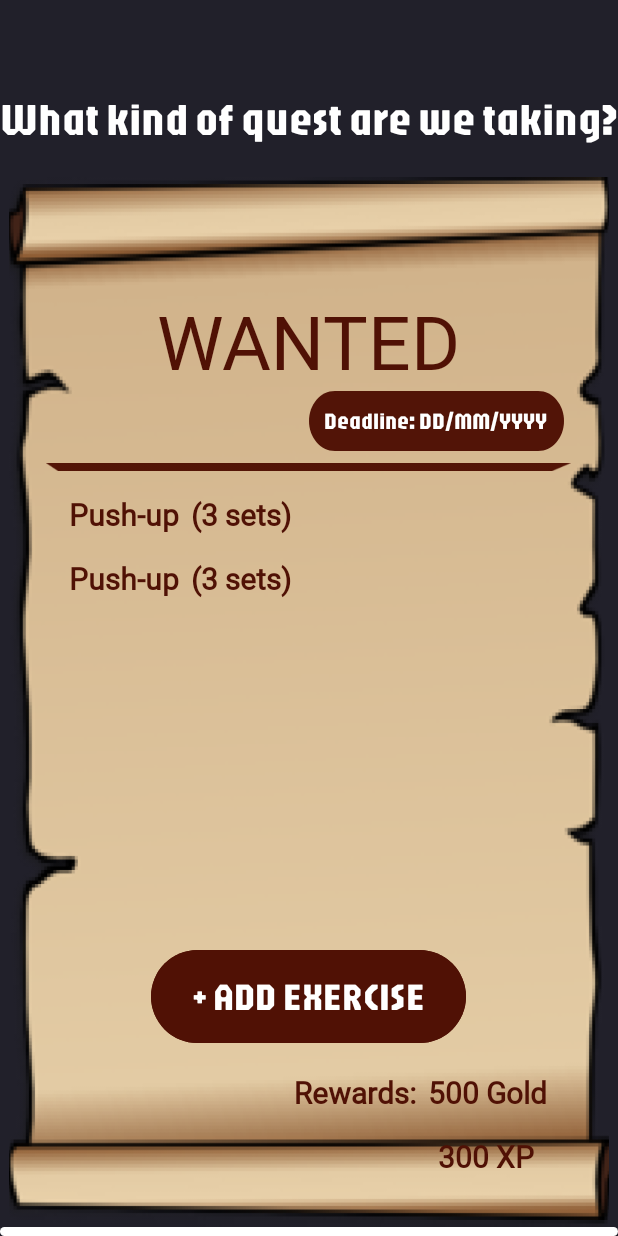
After one commit to akrabDafriz/MURASAKI, an Android app: the PlanActivity screen opened directly, with no data from a screen before it, on a phone screen of 412 x 824 dp. The commit adds this screen. Run offline under Robolectric (Android 15) with nearby library versions, the phone set to English and light mode, and no system bars; 1 statement that could not run was skipped.

Commit message:
Plan List XML

```diff
--- a/frontend/app/src/main/AndroidManifest.xml
+++ b/frontend/app/src/main/AndroidManifest.xml
@@ -15,6 +15,9 @@
         android:theme="@style/Theme.Frontend"
         android:usesCleartextTraffic="true"
         tools:targetApi="31">
+        <activity
+            android:name=".PlanActivity"
+            android:exported="false" />
         <activity
             android:name=".ProgressInputActivity"
             android:exported="false" />
--- /dev/null
+++ b/frontend/app/src/main/java/com/arcfit/murasaki/PlanActivity.java
@@ -0,0 +1,24 @@
+package com.arcfit.murasaki;
+
+import android.os.Bundle;
+
+import androidx.activity.EdgeToEdge;
+import androidx.appcompat.app.AppCompatActivity;
+import androidx.core.graphics.Insets;
+import androidx.core.view.ViewCompat;
+import androidx.core.view.WindowInsetsCompat;
+
+public class PlanActivity extends AppCompatActivity {
+
+    @Override
+    protected void onCreate(Bundle savedInstanceState) {
+        super.onCreate(savedInstanceState);
+        EdgeToEdge.enable(this);
+        setContentView(R.layout.activity_plan);
+        ViewCompat.setOnApplyWindowInsetsListener(findViewById(R.id.main), (v, insets) -> {
+            Insets systemBars = insets.getInsets(WindowInsetsCompat.Type.systemBars());
+            v.setPadding(systemBars.left, systemBars.top, systemBars.right, systemBars.bottom);
+            return insets;
+        });
+    }
+}
--- a/frontend/app/src/main/res/layout/activity_home_page.xml
+++ b/frontend/app/src/main/res/layout/activity_home_page.xml
@@ -92,7 +92,7 @@
             android:layout_width="match_parent"
             android:layout_height="wrap_content"
             android:layout_marginHorizontal="10dp"
-            android:layout_marginTop="90dp"
+            android:layout_marginTop="50dp"
             android:background="@drawable/card_border"
             app:cardCornerRadius="10dp"
             app:cardElevation="4dp">
@@ -231,12 +231,15 @@
                 </RelativeLayout>
             </LinearLayout>
         </LinearLayout>
+        <RelativeLayout
+            android:layout_width="match_parent"
+            android:layout_height="match_parent">
             <LinearLayout
                 android:layout_width="match_parent"
-            android:layout_height="wrap_content"
+                android:layout_height="100dp"
+                android:id="@+id/navbar"
                 android:orientation="horizontal"
                 android:layout_alignParentBottom="true"
-            android:layout_marginTop="100dp"
                 android:padding="8dp"
                 android:gravity="center"
                 android:background="@drawable/navbar_bg">
@@ -247,7 +250,7 @@
                     android:layout_height="wrap_content"
                     android:layout_weight="1"
                     android:background="@drawable/navbar_input_btn"
-                android:textColor="#FFFFFF"/>
+                    android:scaleType="centerInside" />
 
                 <ImageButton
                     android:id="@+id/btn_exercise_list"
@@ -255,15 +258,15 @@
                     android:layout_height="wrap_content"
                     android:layout_weight="1"
                     android:background="@drawable/navbar_list_btn"
-                android:textColor="#FFFFFF"/>
+                    android:scaleType="centerInside" />
 
                 <ImageButton
                     android:id="@+id/btn_home"
-                android:layout_width="15dp"
+                    android:layout_width="0dp"
                     android:layout_height="wrap_content"
                     android:layout_weight="1"
                     android:background="@drawable/navbar_home_btn"
-                android:textColor="#FFFFFF"/>
+                    android:scaleType="centerInside" />
 
                 <ImageButton
                     android:id="@+id/btn_stat_details"
@@ -271,7 +274,7 @@
                     android:layout_height="wrap_content"
                     android:layout_weight="1"
                     android:background="@drawable/navbar_detail_btn"
-                android:textColor="#FFFFFF"/>
+                    android:scaleType="centerInside" />
 
                 <ImageButton
                     android:id="@+id/btn_settings"
@@ -279,9 +282,11 @@
                     android:layout_height="wrap_content"
                     android:layout_weight="1"
                     android:background="@drawable/navbar_settings_btn"
-                android:textColor="#FFFFFF"/>
+                    android:scaleType="centerInside" />
+            </LinearLayout>
+        </RelativeLayout>
 
-        </LinearLayout>
+
     </LinearLayout>
 
 </RelativeLayout>
--- /dev/null
+++ b/frontend/app/src/main/res/layout/activity_plan.xml
@@ -0,0 +1,260 @@
+<?xml version="1.0" encoding="utf-8"?>
+<RelativeLayout xmlns:android="http://schemas.android.com/apk/res/android"
+    xmlns:app="http://schemas.android.com/apk/res-auto"
+    xmlns:tools="http://schemas.android.com/tools"
+    android:id="@+id/plan"
+    android:layout_width="match_parent"
+    android:layout_height="match_parent"
+    tools:context=".PlanActivity"
+    android:background="@drawable/home_bg">
+
+    <LinearLayout
+        android:layout_width="match_parent"
+        android:layout_height="wrap_content"
+        android:orientation="vertical"
+        >
+        <TextView
+            android:layout_width="wrap_content"
+            android:layout_height="wrap_content"
+            android:layout_gravity="center"
+            android:gravity="center"
+            android:layout_marginTop="60dp"
+            android:text="What kind of quest are we taking?"
+            android:textSize="30dp"
+            android:textColor="@color/white"
+            android:fontFamily="@font/jaroregularvariablefontopsz">
+        </TextView>
+        <LinearLayout
+            android:id="@+id/list_plan"
+            android:layout_width="400dp"
+            android:layout_height="700dp"
+            android:orientation="vertical"
+            android:background="@drawable/plan_bg"
+            android:layout_gravity="center"
+            android:layout_marginTop="20dp">
+            <TextView
+                android:layout_width="wrap_content"
+                android:layout_height="wrap_content"
+                android:layout_gravity="center"
+                android:layout_marginTop="75dp"
+                android:text="WANTED"
+                android:textSize="50dp"
+                android:textColor="#501105"
+                android:fontFamily="@font/jejuhallasanregular">
+            </TextView>
+            <TextView
+                android:layout_width="170dp"
+                android:layout_height="40dp"
+                android:text="Deadline: DD/MM/YYYY"
+                android:textSize="15sp"
+                android:textColor="@color/white"
+                android:background="@drawable/deadline_bg"
+                android:fontFamily="@font/jaroregularvariablefontopsz"
+                android:layout_marginBottom="8dp"
+                android:layout_marginLeft="200dp"
+                android:padding="10dp"/>
+            <LinearLayout
+                android:layout_width="350dp"
+                android:layout_height="5dp"
+                android:layout_gravity="center"
+                android:background="@drawable/plan_line">
+            </LinearLayout>
+
+            <LinearLayout
+                android:layout_width="wrap_content"
+                android:layout_height="wrap_content"
+                android:orientation="vertical"
+                android:layout_marginLeft="40dp"
+                android:layout_marginTop="15dp">
+                <LinearLayout
+                    android:id="@+id/list1"
+                    android:layout_width="wrap_content"
+                    android:layout_height="wrap_content"
+                    android:orientation="horizontal">
+
+                    <TextView
+                        android:id="@+id/tvWorkoutName"
+                        android:layout_width="wrap_content"
+                        android:layout_height="wrap_content"
+                        android:text="Push-up"
+                        android:fontFamily="@font/jejuhallasanregular"
+                        android:textSize="20sp"
+                        android:textStyle="bold"
+                        android:textColor="#501105" />
+
+                    <Space
+                        android:layout_width="8dp"
+                        android:layout_height="wrap_content" />
+
+                    <TextView
+                        android:id="@+id/tvWorkoutSets"
+                        android:layout_width="wrap_content"
+                        android:layout_height="wrap_content"
+                        android:text="(3 sets)"
+                        android:fontFamily="@font/jejuhallasanregular"
+                        android:textSize="20sp"
+                        android:textStyle="bold"
+                        android:textColor="#501105" />
+                </LinearLayout>
+                <LinearLayout
+                    android:id="@+id/list2"
+                    android:layout_width="wrap_content"
+                    android:layout_height="wrap_content"
+                    android:orientation="horizontal"
+                    android:layout_marginTop="15dp">
+
+                    <TextView
+                        android:id="@+id/tvWorkoutName2"
+                        android:layout_width="wrap_content"
+                        android:layout_height="wrap_content"
+                        android:text="Push-up"
+                        android:fontFamily="@font/jejuhallasanregular"
+                        android:textSize="20sp"
+                        android:textStyle="bold"
+                        android:textColor="#501105" />
+
+                    <Space
+                        android:layout_width="8dp"
+                        android:layout_height="wrap_content" />
+
+                    <TextView
+                        android:id="@+id/tvWorkoutSets2"
+                        android:layout_width="wrap_content"
+                        android:layout_height="wrap_content"
+                        android:text="(3 sets)"
+                        android:fontFamily="@font/jejuhallasanregular"
+                        android:textSize="20sp"
+                        android:textStyle="bold"
+                        android:textColor="#501105" />
+                </LinearLayout>
+            </LinearLayout>
+
+
+            <Button
+                android:layout_width="210dp"
+                android:layout_height="70dp"
+                android:gravity="center"
+                android:layout_gravity="center"
+                android:layout_marginTop="230dp"
+                android:backgroundTint="#501105"
+                android:text="+ ADD EXERCISE"
+                android:textSize="25dp"
+                android:fontFamily="@font/jaroregularvariablefontopsz">
+            </Button>
+
+            <LinearLayout
+                android:layout_width="wrap_content"
+                android:layout_height="wrap_content"
+                android:layout_marginLeft="190dp"
+                android:layout_marginTop="15dp"
+                android:orientation="vertical">
+                <LinearLayout
+                    android:id="@+id/rewards"
+                    android:layout_width="wrap_content"
+                    android:layout_height="wrap_content"
+                    android:orientation="horizontal">
+
+                    <TextView
+                        android:layout_width="wrap_content"
+                        android:layout_height="wrap_content"
+                        android:text="Rewards:"
+                        android:fontFamily="@font/jejuhallasanregular"
+                        android:textSize="20sp"
+                        android:textStyle="bold"
+                        android:textColor="#501105" />
+
+                    <Space
+                        android:layout_width="8dp"
+                        android:layout_height="wrap_content" />
+
+                    <TextView
+                        android:id="@+id/reward_gold"
+                        android:layout_width="wrap_content"
+                        android:layout_height="wrap_content"
+                        android:text="500 Gold"
+                        android:fontFamily="@font/jejuhallasanregular"
+                        android:textSize="20sp"
+                        android:textStyle="bold"
+                        android:textColor="#501105" />
+                </LinearLayout>
+                <LinearLayout
+                    android:layout_width="wrap_content"
+                    android:layout_height="wrap_content"
+                    android:orientation="horizontal"
+                    android:layout_marginTop="15dp">
+
+                    <Space
+                        android:layout_width="96dp"
+                        android:layout_height="wrap_content" />
+
+                    <TextView
+                        android:id="@+id/reward_exp"
+                        android:layout_width="wrap_content"
+                        android:layout_height="wrap_content"
+                        android:text="300 XP"
+                        android:fontFamily="@font/jejuhallasanregular"
+                        android:textSize="20sp"
+                        android:textStyle="bold"
+                        android:textColor="#501105" />
+                </LinearLayout>
+
+            </LinearLayout>
+        </LinearLayout>
+
+        <RelativeLayout
+            android:layout_width="match_parent"
+            android:layout_height="match_parent">
+
+            <LinearLayout
+                android:id="@+id/navbar"
+                android:layout_width="match_parent"
+                android:layout_height="100dp"
+                android:layout_alignParentBottom="true"
+                android:background="@drawable/navbar_bg"
+                android:gravity="center"
+                android:orientation="horizontal"
+                android:padding="8dp">
+
+                <ImageButton
+                    android:id="@+id/btn_input_progress"
+                    android:layout_width="0dp"
+                    android:layout_height="wrap_content"
+                    android:layout_weight="1"
+                    android:background="@drawable/navbar_input_btn"
+                    android:scaleType="centerInside" />
+
+                <ImageButton
+                    android:id="@+id/btn_exercise_list"
+                    android:layout_width="0dp"
+                    android:layout_height="wrap_content"
+                    android:layout_weight="1"
+                    android:background="@drawable/navbar_list_btn"
+                    android:scaleType="centerInside" />
+
+                <ImageButton
+                    android:id="@+id/btn_home"
+                    android:layout_width="0dp"
+                    android:layout_height="wrap_content"
+                    android:layout_weight="1"
+                    android:background="@drawable/navbar_home_btn"
+                    android:scaleType="centerInside" />
+
+                <ImageButton
+                    android:id="@+id/btn_stat_details"
+                    android:layout_width="0dp"
+                    android:layout_height="wrap_content"
+                    android:layout_weight="1"
+                    android:background="@drawable/navbar_detail_btn"
+                    android:scaleType="centerInside" />
+
+                <ImageButton
+                    android:id="@+id/btn_settings"
+                    android:layout_width="0dp"
+                    android:layout_height="wrap_content"
+                    android:layout_weight="1"
+                    android:background="@drawable/navbar_settings_btn"
+                    android:scaleType="centerInside" />
+            </LinearLayout>
+        </RelativeLayout>
+    </LinearLayout>
+</RelativeLayout>
--- a/frontend/app/src/main/res/layout/activity_progress_input.xml
+++ b/frontend/app/src/main/res/layout/activity_progress_input.xml
@@ -13,7 +13,7 @@
     android:orientation="vertical"
     >
     <LinearLayout
-        android:id="@+id/list1"
+        android:id="@+id/lists"
         android:layout_width="match_parent"
         android:layout_height="170dp"
         android:layout_marginTop="25dp"
@@ -35,14 +35,13 @@
             android:padding="10dp"/>
 
         <LinearLayout
-            android:id="@+id/list2"
+            android:id="@+id/list1"
             android:layout_width="wrap_content"
             android:layout_height="wrap_content"
             android:orientation="horizontal"
             android:layout_marginLeft="15dp"
             android:layout_marginTop="15dp">
 
-            <!-- Nama Olahraga -->
             <TextView
                 android:id="@+id/tvWorkoutName"
                 android:layout_width="wrap_content"
@@ -53,12 +52,10 @@
                 android:textStyle="bold"
                 android:textColor="#501105" />
 
-            <!-- Spacer untuk jarak antara nama olahraga dan jumlah set -->
             <Space
                 android:layout_width="8dp"
                 android:layout_height="wrap_content" />
 
-            <!-- Jumlah Set -->
             <TextView
                 android:id="@+id/tvWorkoutSets"
                 android:layout_width="wrap_content"
```
Also changed, not shown: frontend/app/src/main/res/drawable/plan_bg.png (added), frontend/app/src/main/res/drawable/plan_line.png (added), frontend/app/src/main/res/drawable/quest_logo.png (added). Lines whose indentation alone changed are shown as unchanged.
